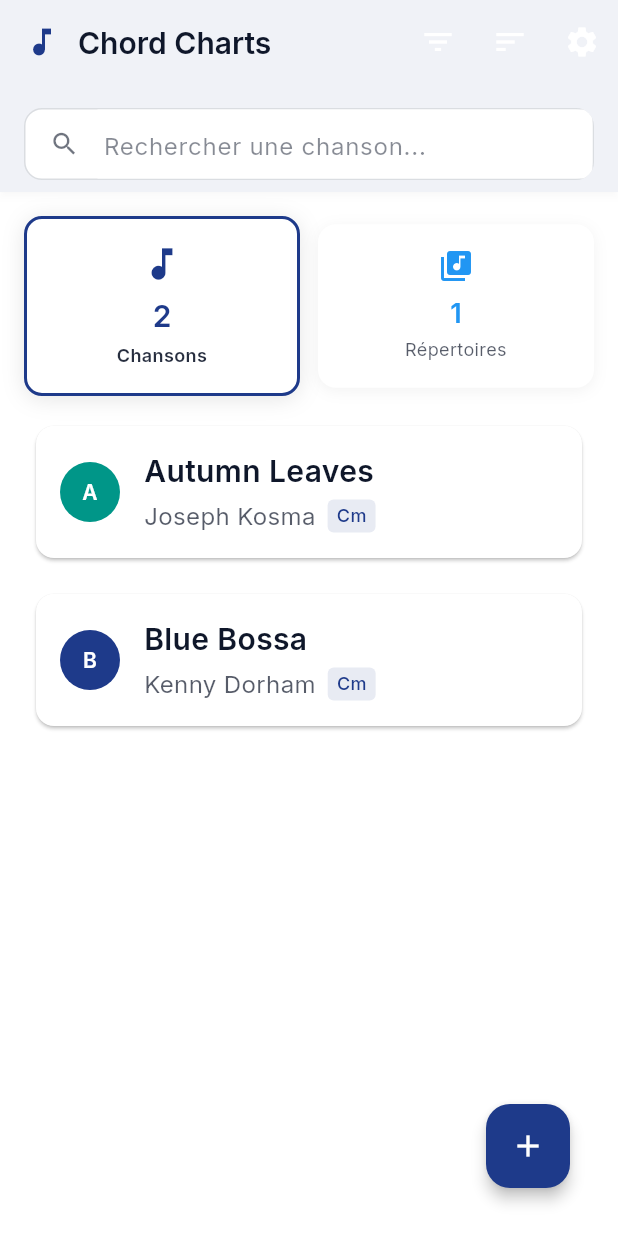
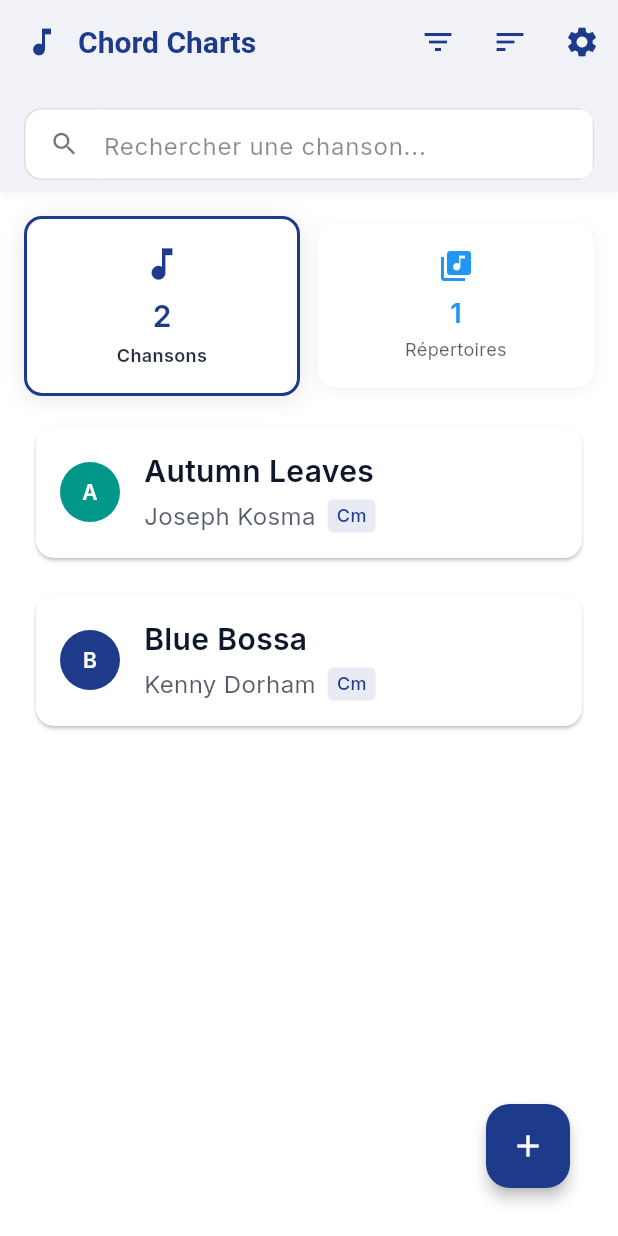
Before and after one commit to LovaSalema/myfakebook_manager, a Flutter app: the screen it shows after launch, on a phone screen of 412 x 824 dp. Run offline on Flutter 3.47's test engine with Material 3 defaults, Android fonts, the phone set to English and light mode, and no system bars; drawn by our look-alikes of flutter_animate; our stand-ins replace google_fonts, pdf, printing, shared_preferences, shimmer, sqflite and 1 more; accounts and stored records are empty.

Commit message:
colorScheme

```diff
--- a/lib/core/theme/app_colors.dart
+++ b/lib/core/theme/app_colors.dart
@@ -33,9 +33,9 @@ class AppColors {
   static const onPrimary = 0xFFFFFFFF;
   static const onSecondary = 0xFFFFFFFF;
   static const onBackgroundLight = 0xFF0F172A;
-  static const onBackgroundDark = 0xFFF1F5F9;
+  static const onBackgroundDark = 0xFFFFFFFF;
   static const onSurfaceLight = 0xFF1E293B;
-  static const onSurfaceDark = 0xFFE2E8F0;
+  static const onSurfaceDark = 0xFFFFFFFF;
   static const onError = 0xFFFFFFFF;
 
   // Music section colors - Subtle and distinctive palette
--- a/lib/core/theme/app_theme.dart
+++ b/lib/core/theme/app_theme.dart
@@ -102,15 +102,15 @@ class AppTheme {
         primaryContainer: Color(AppColors.primary),
         secondary: Color(AppColors.secondaryLight),
         secondaryContainer: Color(AppColors.secondary),
-        background: Color(0xFF121212),
-        surface: Color(0xFF1E1E1E),
-        onSurface: Colors.white,
-        onBackground: Colors.white70,
+        background: Color(AppColors.backgroundDark),
+        surface: Color(AppColors.surfaceDark),
+        onSurface: Color(AppColors.onSurfaceDark),
+        onBackground: Color(AppColors.onBackgroundDark),
       ),
-      scaffoldBackgroundColor: Color(0xFF121212),
+      scaffoldBackgroundColor: Color(AppColors.backgroundDark),
       appBarTheme: AppBarTheme(
-        backgroundColor: Color(0xFF1E1E1E),
-        foregroundColor: Colors.white,
+        backgroundColor: Color(AppColors.surfaceDark),
+        foregroundColor: Color(AppColors.onSurfaceDark),
         elevation: 2,
         centerTitle: true,
       ),
--- a/lib/presentation/screens/home_screen.dart
+++ b/lib/presentation/screens/home_screen.dart
@@ -134,19 +134,32 @@ class _HomeScreenState extends State<HomeScreen> {
           const SizedBox(width: 12),
           Text(
             'Chord Charts',
-            style: AppTextStyles.headlineSmall.copyWith(
-              fontWeight: FontWeight.w600,
+            style: TextStyle(
+              color: Theme.of(context).colorScheme.primary,
+              fontWeight: FontWeight.bold,
             ),
           ),
         ],
       ),
       actions: [
         IconButton(
-          icon: const Icon(Icons.filter_list),
+          icon: Icon(
+            Icons.filter_list,
+            color: Theme.of(context).colorScheme.primary,
+          ),
           onPressed: _showFilterOptions,
         ),
-        IconButton(icon: const Icon(Icons.sort), onPressed: _showSortOptions),
-        IconButton(icon: const Icon(Icons.settings), onPressed: _showSettings),
+        IconButton(
+          icon: Icon(Icons.sort, color: Theme.of(context).colorScheme.primary),
+          onPressed: _showSortOptions,
+        ),
+        IconButton(
+          icon: Icon(
+            Icons.settings,
+            color: Theme.of(context).colorScheme.primary,
+          ),
+          onPressed: _showSettings,
+        ),
       ],
       bottom: PreferredSize(
         preferredSize: const Size.fromHeight(72),
```
Also changed, not shown: lib/core/theme/app_text_styles.dart (+0 -82 lines), lib/presentation/screens/settings_screen.dart (+8 -2 lines), lib/presentation/widgets/chord_grid/chord_sheet_webview.dart (+8 -8 lines).
